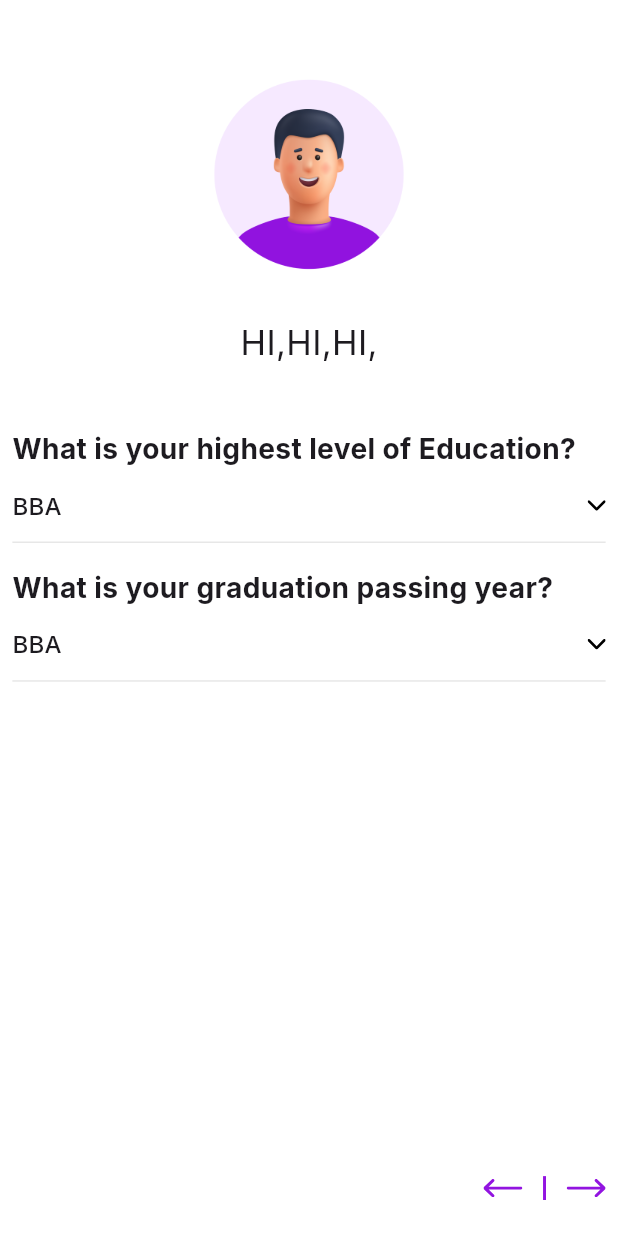
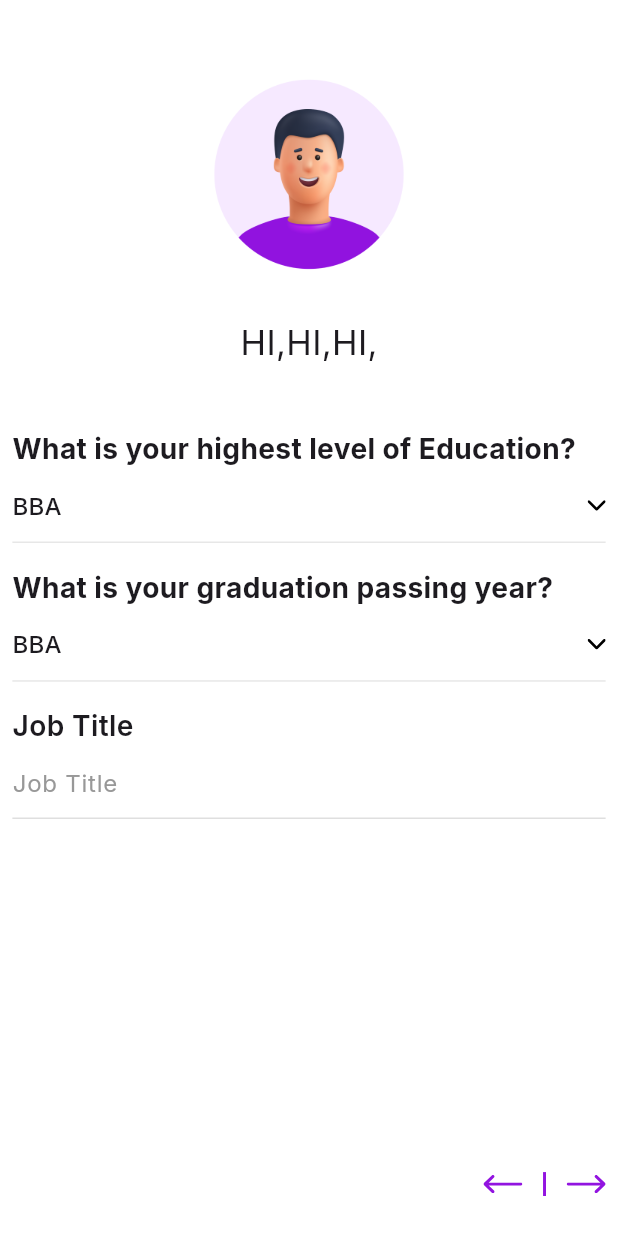
Before and after one commit to Srimantrao/hirexpert, a Flutter app: the Education screen opened directly, on a phone screen of 412 x 824 dp. Run offline on Flutter 3.47's test engine with Material 3 defaults, Android fonts, the phone set to English and light mode, and no system bars; our stand-ins replace dotted_border, flutter_svg, get, google_fonts, shared_preferences, smooth_page_indicator; accounts and stored records are empty.

Commit message:
Thu/04-Jan-2024

```diff
--- a/lib/controller/SignupController/SinupController.dart
+++ b/lib/controller/SignupController/SinupController.dart
@@ -3,7 +3,6 @@
 import 'package:flutter/cupertino.dart';
 import 'package:flutter/foundation.dart';
 import 'package:get/get.dart';
-import 'package:get/get_core/src/get_main.dart';
 import 'package:hirexpert/view/screen/collection/login.dart';
 import 'package:hirexpert/view/utils/app_String.dart';
 import 'package:hirexpert/view/utils/app_constance.dart';
--- a/lib/main.dart
+++ b/lib/main.dart
@@ -1,5 +1,6 @@
 import 'dart:io';
 
+import 'package:flutter/foundation.dart';
 import 'package:flutter/material.dart';
 import 'package:get/get_navigation/src/root/get_material_app.dart';
 import 'package:google_fonts/google_fonts.dart';
@@ -19,7 +20,9 @@ import 'controller/SignupController/SinupController.dart';
 Future<void> main() async {
   WidgetsFlutterBinding.ensureInitialized();
   if (Platform.isAndroid) {
-    print("yes");
+    if (kDebugMode) {
+      print("yes");
+    }
   }
   pref = await SharedPreferences.getInstance();
   islogin = pref!.getBool("login") ?? false;
--- a/lib/view/screen/Menu/Home/Home.dart
+++ b/lib/view/screen/Menu/Home/Home.dart
@@ -57,9 +57,7 @@ class _HomeState extends State<Home> {
                       ? const SizedBox()
                       : CircleAvatar(
                           minRadius: 12,
-                          child: Text(
-                            "${saveshowjob.length}",
-                          ),
+                          child: Text("${saveshowjob.length}"),
                         ),
                 ),
                 onTap: () {
--- a/lib/view/screen/collection/Education.dart
+++ b/lib/view/screen/collection/Education.dart
@@ -5,12 +5,15 @@ import 'package:flutter_svg/svg.dart';
 import 'package:get/get_core/src/get_main.dart';
 import 'package:get/get_navigation/get_navigation.dart';
 import 'package:hirexpert/view/utils/app_color.dart';
+import 'package:hirexpert/view/utils/common/Container/Option.dart';
+import 'package:hirexpert/view/utils/common/Textfild/Inputfild.dart';
 import 'package:provider/provider.dart';
 
 import '../../../controller/DropdownController/Specialization_con.dart';
 import '../../utils/aap_image.dart';
 import '../../utils/app_String.dart';
 import '../../utils/app_icon.dart';
+import 'Experience.dart';
 
 class Education extends StatefulWidget {
   const Education({super.key});
@@ -20,6 +23,8 @@ class Education extends StatefulWidget {
 }
 
 class _EducationState extends State<Education> {
+  TextEditingController job = TextEditingController();
+
   @override
   Widget build(BuildContext context) {
     final Special = Provider.of<SpecializationController>(
@@ -149,12 +154,18 @@ class _EducationState extends State<Education> {
                   },
                 ),
               ),
-              SizedBox(height: Get.height / 2.5),
+              SizedBox(height: Get.height / 50),
+              Inputfild(
+                labal: Specialization_text.Job_Title,
+                hint: Specialization_text.Job_Title,
+                controller: job,
+              ),
+              SizedBox(height: Get.height / 3.5),
               Row(
                 mainAxisAlignment: MainAxisAlignment.end,
                 children: [
                   InkWell(
-                    onTap: (){
+                    onTap: () {
                       Get.back();
                     },
                     overlayColor: const MaterialStatePropertyAll(
@@ -169,7 +180,15 @@ class _EducationState extends State<Education> {
                   SizedBox(width: Get.width / 30),
                   SvgPicture.asset(AppIcons.Rectangle),
                   SizedBox(width: Get.width / 30),
-                  SvgPicture.asset(AppIcons.Go),
+                  InkWell(
+                      splashColor: Colors.transparent,
+                      highlightColor: Colors.transparent,
+                      hoverColor: Colors.transparent,
+                      focusColor: Colors.transparent,
+                      onTap: () {
+                        Get.to(() => const Experience());
+                      },
+                      child: SvgPicture.asset(AppIcons.Go)),
                 ],
               ),
             ],
```
Also changed, not shown: lib/view/screen/collection/Collection.dart (+24 -7 lines), lib/view/screen/collection/Experience.dart (added, +62 -0 lines), lib/view/screen/collection/Signup.dart (+7 -1 lines), lib/view/screen/collection/specialization.dart (+50 -9 lines), lib/view/utils/app_String.dart (+13 -0 lines).
